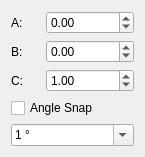
southseact-3d/fcd, file src/Gui/Dialogs/DlgLocationAngle.ui: the form before one commit.
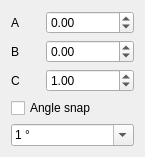
The form after the commit.

```diff
--- a/src/Gui/Dialogs/DlgLocationAngle.ui
+++ b/src/Gui/Dialogs/DlgLocationAngle.ui
@@ -19,7 +19,7 @@
      <item>
       <widget class="QLabel" name="label">
        <property name="text">
-        <string>A:</string>
+        <string>A</string>
        </property>
       </widget>
      </item>
@@ -40,7 +40,7 @@
      <item>
       <widget class="QLabel" name="label_2">
        <property name="text">
-        <string>B:</string>
+        <string>B</string>
        </property>
       </widget>
      </item>
@@ -61,7 +61,7 @@
      <item>
       <widget class="QLabel" name="label_3">
        <property name="text">
-        <string>C:</string>
+        <string>C</string>
        </property>
       </widget>
      </item>
@@ -83,7 +83,7 @@
    <item>
     <widget class="QCheckBox" name="checkBoxSnap">
      <property name="text">
-      <string>Angle Snap</string>
+      <string>Angle snap</string>
      </property>
     </widget>
    </item>
```
